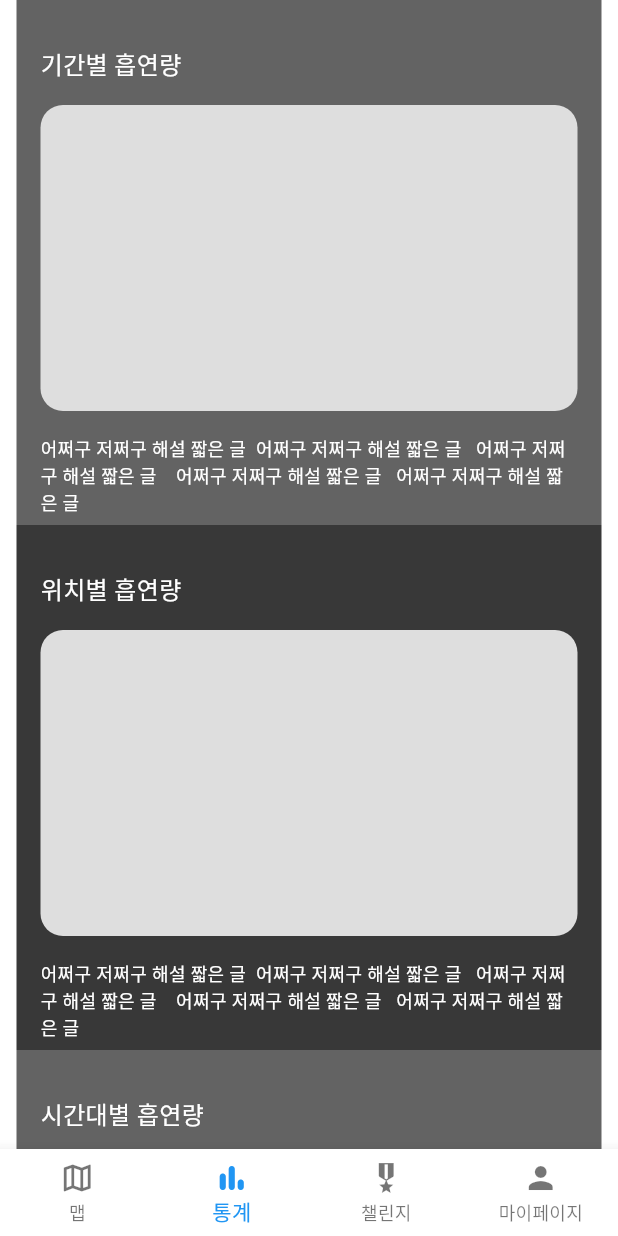
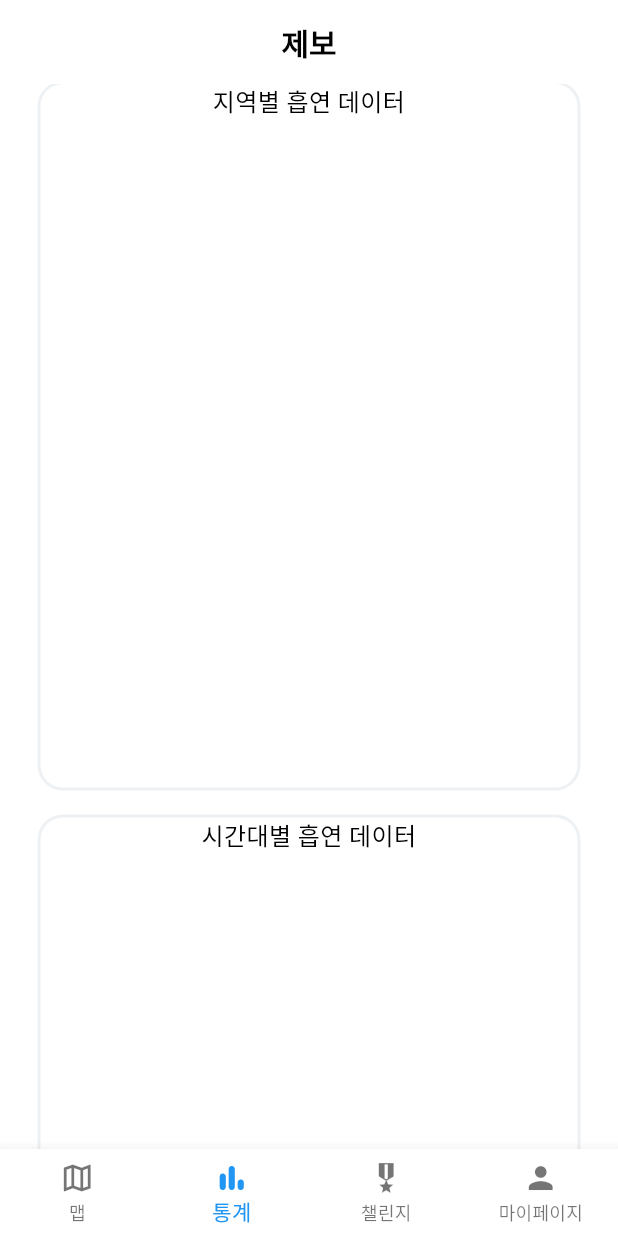
Before and after one commit to Alpha-Damyo/FE, a Flutter app: the screen it shows after launch, swiped to page 2, on a phone screen of 412 x 824 dp. Run offline on Flutter 3.47's test engine with Material 3 defaults, Android fonts, the phone set to English and light mode, and no system bars; our stand-ins replace flutter_rating_stars, flutter_screenutil, flutter_secure_storage, geolocator, go_router, google_sign_in and 3 more; missing offline and left inert: balloon_widget, bottom_drawer, dart:ffi, flutter_naver_login, flutter_naver_map, kakao_flutter_sdk_user; Roboto replaces fonts that are missing (AppleSDGothicNeoB00, AppleSDGothicNeoM00, pretendard); project files that could hold a hidden picture were left out.

Commit message:
change Statistics UI

```diff
--- a/lib/screens/home/map/somking_area/smoking_area_info_screen.dart
+++ b/lib/screens/home/map/somking_area/smoking_area_info_screen.dart
@@ -27,7 +27,7 @@ class _SmokingAreaInfoScreenState extends State<SmokingAreaInfoScreen> {
           centerTitle: true,
         ),
         body: SingleChildScrollView(
-          child: Column(
+           child: Column(
             children: [
               Image.network(
                 'https://s3-alpha-sig.figma.com/img/cad7/c4fe/43ae8f3f6705d2bc870f650c659320c5?Expires=1712534400&Key-Pair-Id=APKAQ4GOSFWCVNEHN3O4&Signature=i13Cyw-~-yI90u-3GGTbYHp5rwBDj9mKw8OEvCOdljMPzi1ReeXyJ0Xtres~o0Fw-5eb~2N0OCRBRYSf3-lbK3x7BDcV3CPavm~al5FuVroVm~WaGljbmdA2qAGcBY3YCvfHGKQ99NXzTxGtf1gvAoCQi0f2IDi-oDs-YfzpCe67w2Rvm2UxuLPd45kYShyB86AoJughj8oyX9RMntlS9b9q-jeP5J70vOlR8wx6t3C~poSb2w8vkKkNZGYlge9vtSKjedSb7rChtFfFa1D1tkueR1zZKM4uNkHEL91IILguXsOU0AVpBsufW2a6NO3qJQg-XN-Z890cUBy18a9ppQ__',
--- a/lib/screens/home/statistics/statistics_screen.dart
+++ b/lib/screens/home/statistics/statistics_screen.dart
@@ -1,6 +1,7 @@
 import 'package:flutter/cupertino.dart';
 import 'package:flutter/material.dart';
 import 'package:flutter/rendering.dart';
+import 'package:flutter/widgets.dart';
 import 'package:flutter_screenutil/flutter_screenutil.dart';
 
 class StatisticsScreen extends StatefulWidget {
@@ -14,161 +15,150 @@ class StatisticsScreen extends StatefulWidget {
 class _StatisticsScreenState extends State<StatisticsScreen> {
   @override
   Widget build(BuildContext context) {
+
     return  ScreenUtilInit(
+      designSize: const Size(390, 1863),
+      builder: (context, child) => Scaffold(
+        appBar: AppBar(
+          scrolledUnderElevation: 0,
+          backgroundColor: Colors.white,
+          title: Text(
+            '제보',
+          ),
+          centerTitle: true,
+        ),
+        body: Center(
           child: SingleChildScrollView(
             scrollDirection: Axis.vertical,
             child: Column(
               children: [
-            Container(
-              width: 390,
-              height: 350,
-              padding: const EdgeInsets.symmetric(horizontal: 16, vertical: 30),
-              decoration: BoxDecoration(color: Color(0xFF636363)),
-              child: Column(
-                  mainAxisSize: MainAxisSize.min,
-                  mainAxisAlignment: MainAxisAlignment.start,
-                  crossAxisAlignment: CrossAxisAlignment.start,
-                  children: [
-                      Text(
-                          '기간별 흡연량',
-                          style: TextStyle(
+                // 지역별 흡연 데이터 통계
+                // Ink 없애려면 Ink - Container로 Inkwell - GestureDetector로
+                Ink(
+                  child: InkWell(
+                    child: Text(
+                      '지역별 흡연 데이터',
+                      textAlign: TextAlign.center,
+                    ),
+                    onTap: () {
+                      // 지역별 통계 상세 페이지로 이동
+                      print('지역별 흡연 데이터');
+                    },
+                  ),
+                  width: 358,
+                  height: 469,
+                  // clipBehavior: Clip.antiAlias,
+                  decoration: ShapeDecoration(
                     color: Colors.white,
-                              fontSize: 16,
-                              fontFamily: 'AppleSDGothicNeoB00',
-                              fontWeight: FontWeight.w400,
-                              height: 0,
+                    shape: RoundedRectangleBorder(
+                      side: BorderSide(
+                        width: 2,
+                        strokeAlign: BorderSide.strokeAlignOutside,
+                        color: Color(0xFFEEF1F4),
                       ),
-                      ),
-                      const SizedBox(height: 16),
-                      Container(
-                          width: 358,
-                          height: 204,
-                          clipBehavior: Clip.antiAlias,
-                          decoration: ShapeDecoration(
-                              color: Color(0xFFDEDEDE),
-                              shape: RoundedRectangleBorder(
                       borderRadius: BorderRadius.circular(15),
                     ),
                   ),
                 ),
-                      const SizedBox(height: 16),
                 SizedBox(
+                  width: 390,
+                  height: 20,
+                ),
+                // 시간대별 흡연 데이터 통계
+                Ink(
+                  child: InkWell(
+                    child: Text(
+                      '시간대별 흡연 데이터',
+                      textAlign: TextAlign.center,
+                    ),
+                    onTap: () {
+                      // 시간대별 통계 상세 페이지로 이동
+
+                      print('시간대별 흡연 데이터');
+                    },
+                  ),
                   width: 358,
+                  height: 469,
+                  // clipBehavior: Clip.antiAlias,
+                  decoration: ShapeDecoration(
+                    color: Colors.white,
+                    shape: RoundedRectangleBorder(
+                      side: BorderSide(
+                        width: 2,
+                        strokeAlign: BorderSide.strokeAlignOutside,
+                        color: Color(0xFFEEF1F4),
+                      ),
+                      borderRadius: BorderRadius.circular(15),
+                    ),
+                  ),
+                ),
+                SizedBox(
+                  width: 390,
+                  height: 20,
+                ),
+                // 기간별 흡연 데이터 통계
+                Ink(
+                  child: InkWell(
                     child: Text(
-                              '어쩌구 저쩌구 해설 짧은 글  어쩌구 저쩌구 해설 짧은 글   어쩌구 저쩌구 해설 짧은 글    어쩌구 저쩌구 해설 짧은 글   어쩌구 저쩌구 해설 짧은 글 ',
-                              style: TextStyle(
+                      '기간별 흡연 데이터',
+                      textAlign: TextAlign.center,
+                    ),
+                    onTap: () {
+                      // 기간별 통계 상세 페이지로 이동
+                      print('기간별 흡연 데이터');
+                    },
+                    borderRadius: BorderRadius.circular(15),
+                  ),
+                  width: 358,
+                  height: 469,
+                  // clipBehavior: Clip.antiAlias,
+                  decoration: ShapeDecoration(
                     color: Colors.white,
-                                  fontSize: 12,
-                                  fontFamily: 'AppleSDGothicNeoM00',
-                                  fontWeight: FontWeight.w400,
-                                  height: 0,
+                    shape: RoundedRectangleBorder(
+                      side: BorderSide(
+                        width: 2,
+                        strokeAlign: BorderSide.strokeAlignOutside,
+                        color: Color(0xFFEEF1F4),
+                      ),
+                      borderRadius: BorderRadius.circular(15),
+                    ),
+                  ),
+                ),
+                SizedBox(
+                  width: 390,
+                  height: 20,
+                ),
+                Ink(
+                  child:InkWell(
+                    onTap: () {
+
+                    },
+                    child: Text(
+                      'Test',
+                      textAlign: TextAlign.center,
+                    ),
+                    borderRadius: BorderRadius.circular(15),
+                  ),
+                  width: 358,
+                  height: 469,
+                  decoration: ShapeDecoration(
+                    color: Colors.white,
+                    shape: RoundedRectangleBorder(
+                      side: BorderSide(
+                        width: 2,
+                        strokeAlign: BorderSide.strokeAlignOutside,
+                        color: Color(0xFFEEF1F4),
+                      ),
+                      borderRadius: BorderRadius.circular(15),
                     ),
                   ),
                 ),
               ],
             ),
           ),
-            Container(
-              width: 390,
-              height: 350,
-              padding: const EdgeInsets.symmetric(horizontal: 16, vertical: 30),
-              decoration: BoxDecoration(color: Color(0xFF383838)),
-              child: Column(
-                  mainAxisSize: MainAxisSize.min,
-                  mainAxisAlignment: MainAxisAlignment.start,
-                  crossAxisAlignment: CrossAxisAlignment.start,
-                  children: [
-                      Text(
-                          '위치별 흡연량',
-                          style: TextStyle(
-                              color: Colors.white,
-                              fontSize: 16,
-                              fontFamily: 'AppleSDGothicNeoB00',
-                              fontWeight: FontWeight.w400,
-                              height: 0,
         ),
       ),
-                      const SizedBox(height: 16),
-                      Container(
-                          width: 358,
-                          height: 204,
-                          clipBehavior: Clip.antiAlias,
-                          decoration: ShapeDecoration(
-                              color: Color(0xFFDEDEDE),
-                              shape: RoundedRectangleBorder(
-                                  borderRadius: BorderRadius.circular(15),
-                              ),
-                          ),
-                      ),
-                      const SizedBox(height: 16),
-                      SizedBox(
-                          width: 358,
-                          child: Text(
-                              '어쩌구 저쩌구 해설 짧은 글  어쩌구 저쩌구 해설 짧은 글   어쩌구 저쩌구 해설 짧은 글    어쩌구 저쩌구 해설 짧은 글   어쩌구 저쩌구 해설 짧은 글 ',
-                              style: TextStyle(
-                                  color: Colors.white,
-                                  fontSize: 12,
-                                  fontFamily: 'AppleSDGothicNeoM00',
-                                  fontWeight: FontWeight.w400,
-                                  height: 0,
-                              ),
-                          ),
-                      ),
-                  ],
-              ),
-            ),
-            Container(
-              width: 390,
-              height: 350,
-              padding: const EdgeInsets.symmetric(horizontal: 16, vertical: 30),
-              decoration: BoxDecoration(color: Color(0xFF636363)),
-              child: Column(
-                  mainAxisSize: MainAxisSize.min,
-                  mainAxisAlignment: MainAxisAlignment.start,
-                  crossAxisAlignment: CrossAxisAlignment.start,
-                  children: [
-                      Text(
-                          '시간대별 흡연량',
-                          style: TextStyle(
-                              color: Colors.white,
-                              fontSize: 16,
-                              fontFamily: 'AppleSDGothicNeoB00',
-                              fontWeight: FontWeight.w400,
-                              height: 0,
-                          ),
-                      ),
-                      const SizedBox(height: 16),
-                      Container(
-                          width: 358,
-                          height: 204,
-                          clipBehavior: Clip.antiAlias,
-                          decoration: ShapeDecoration(
-                              color: Color(0xFFDEDEDE),
-                              shape: RoundedRectangleBorder(
-                                  borderRadius: BorderRadius.circular(15),
-                              ),
-                          ),
-                      ),
-                      const SizedBox(height: 16),
-                      SizedBox(
-                          width: 358,
-                          child: Text(
-                              '어쩌구 저쩌구 해설 짧은 글  어쩌구 저쩌구 해설 짧은 글   어쩌구 저쩌구 해설 짧은 글    어쩌구 저쩌구 해설 짧은 글   어쩌구 저쩌구 해설 짧은 글 ',
-                              style: TextStyle(
-                                  color: Colors.white,
-                                  fontSize: 12,
-                                  fontFamily: 'AppleSDGothicNeoM00',
-                                  fontWeight: FontWeight.w400,
-                                  height: 0,
-                              ),
-                          ),
-                      ),
-                  ],
-              ),
-            ),
-          ],
-        ),
-      ),
+
   );
 
   }
```
Lines whose indentation alone changed are shown as unchanged.
